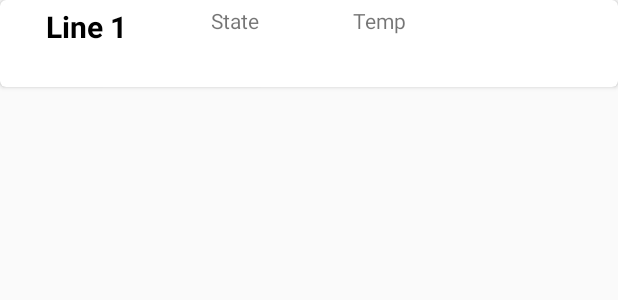
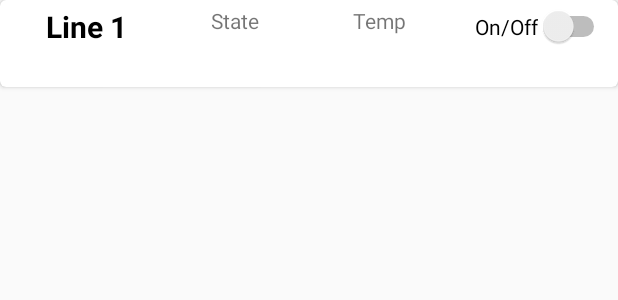
Before and after one commit to homesome-se2/android, an Android app: the layout switch_card.xml on its own in the app's theme, with its tools: preview values and no code run, on a phone screen of 412 x 824 dp. Shown: the top 300 px of the screen. Run offline under Robolectric (Android 15) with nearby library versions, the phone set to English and light mode, and no system bars.

Commit message:
Added switch and switch cases.

```diff
--- a/android_team/app/src/main/java/comtest/example/android_team/AppManager.java
+++ b/android_team/app/src/main/java/comtest/example/android_team/AppManager.java
@@ -15,6 +15,7 @@ public class AppManager {
     // Handler of UI-thread. For communication: Service threads -> UI thread
     private Handler handler;
 
+    public UpdateResponse currentFragment;
     // NetWork service
     private HTTPNetworkService httpNetworkService;
 
@@ -37,7 +38,7 @@ public class AppManager {
 
     private AppManager() {
         handler = new Handler();
-       // currentFragmentView = null;
+        currentFragment = null;
         gadgets = new HashMap<>();
 
     }
@@ -89,7 +90,7 @@ public class AppManager {
             Gadget_basic gadgetBasic = new Gadget_basic(gadgetID, alias, type, valueTemplate, state);
             gadgets.put(gadgetID, gadgetBasic);
         }
-    //    currentFragmentView.update(304, "");
+        currentFragment.update(304, "");
 
         //TODO tempt print! delete later
         for(Map.Entry<Integer, Gadget_basic> entry : gadgets.entrySet()) {
--- a/android_team/app/src/main/java/comtest/example/android_team/models/Adapters.java
+++ b/android_team/app/src/main/java/comtest/example/android_team/models/Adapters.java
@@ -110,7 +110,7 @@ public class Adapters extends RecyclerView.Adapter<RecyclerView.ViewHolder> {
                 Log.i(TAG, "SensorTemplateViewHolder view created.");
                 return new SensorTemplateViewHolder(view);
 
-            case TemplateModel.SET_VALUE:
+            case TemplateModel.SET_VALUE_CARD:
                 view = LayoutInflater.from(parent.getContext()).inflate(R.layout.set_value_card, parent, false);
                 Log.i(TAG, "SensorTemplateViewHolder view created.");
                 return new SetValueTemplateViewHolder(view);
@@ -137,7 +137,7 @@ public class Adapters extends RecyclerView.Adapter<RecyclerView.ViewHolder> {
                 case TemplateModel.SENSOR_CARD:
                     setSensorDetails(((SensorTemplateViewHolder) holder), gadget);
                     break;
-                case TemplateModel.SET_VALUE:
+                case TemplateModel.SET_VALUE_CARD:
                     setValueCardDetails(((SetValueTemplateViewHolder) holder), gadget);
 
 
@@ -159,7 +159,7 @@ public class Adapters extends RecyclerView.Adapter<RecyclerView.ViewHolder> {
                 return TemplateModel.SENSOR_CARD;
 
             case 3:
-                return TemplateModel.SET_VALUE;
+                return TemplateModel.SET_VALUE_CARD;
             default:
                 return -1;
         }
--- a/android_team/app/src/main/java/comtest/example/android_team/models/TemplateModel.java
+++ b/android_team/app/src/main/java/comtest/example/android_team/models/TemplateModel.java
@@ -5,7 +5,7 @@ public class TemplateModel {
     public static final int SWITCH_CARD = 0;
     public static final int BINARY_SENSOR_CARD = 1;
     public static final int SENSOR_CARD = 2;
-    public static final int SET_VALUE = 3;
+    public static final int SET_VALUE_CARD = 3;
 
     private int type;
 
--- a/android_team/app/src/main/res/layout/fragment_second.xml
+++ b/android_team/app/src/main/res/layout/fragment_second.xml
@@ -7,7 +7,7 @@
     tools:context=".SecondFragment">
 
    <androidx.recyclerview.widget.RecyclerView
-       android:id="@+id/recyclerView"
+       android:id="@+id/gadgetListView"
        android:layout_width="match_parent"
        android:layout_height="match_parent"
        android:padding="4dp"
--- a/android_team/app/src/main/res/layout/switch_card.xml
+++ b/android_team/app/src/main/res/layout/switch_card.xml
@@ -7,8 +7,8 @@
     app:cardCornerRadius="4dp">
 
     <RelativeLayout
-        android:layout_width="match_parent"
-        android:layout_height="match_parent"
+        android:layout_width="wrap_content"
+        android:layout_height="wrap_content"
         android:layout_margin="4dp">
 
         <ImageView
@@ -52,5 +52,15 @@
             android:layout_marginRight="137dp"
             android:text="Temp" />
 
+        <Switch
+            android:id="@+id/switch1"
+            android:layout_width="wrap_content"
+            android:layout_height="wrap_content"
+            android:layout_alignParentEnd="true"
+            android:layout_alignParentRight="true"
+            android:layout_marginEnd="1dp"
+            android:layout_marginRight="1dp"
+            android:text="On/Off" />
+
     </RelativeLayout>
 </androidx.cardview.widget.CardView>
```
Also changed, not shown: android_team/app/src/main/java/comtest/example/android_team/SecondFragment.java (+96 -16 lines), android_team/app/src/main/java/comtest/example/android_team/UpdateResponse.java (added, +8 -0 lines), android_team/app/src/main/java/comtest/example/android_team/network/HTTPNetworkService.java (+5 -5 lines), 1 other file.
